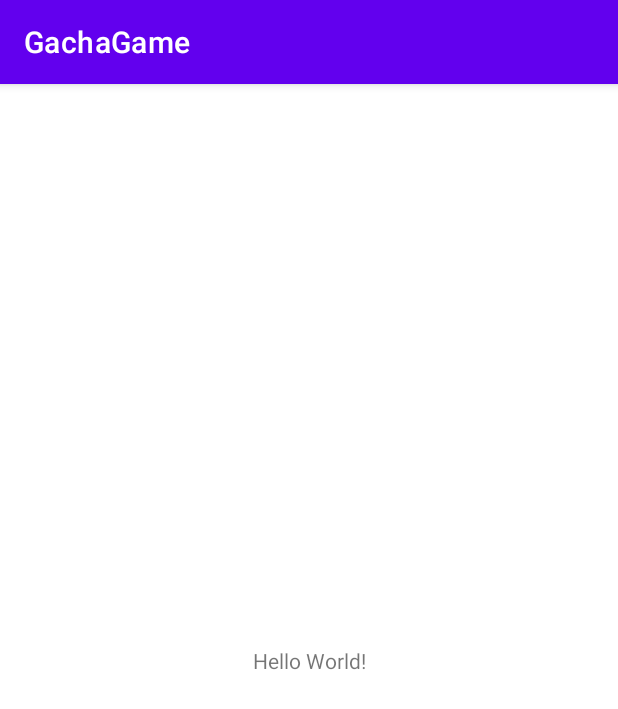
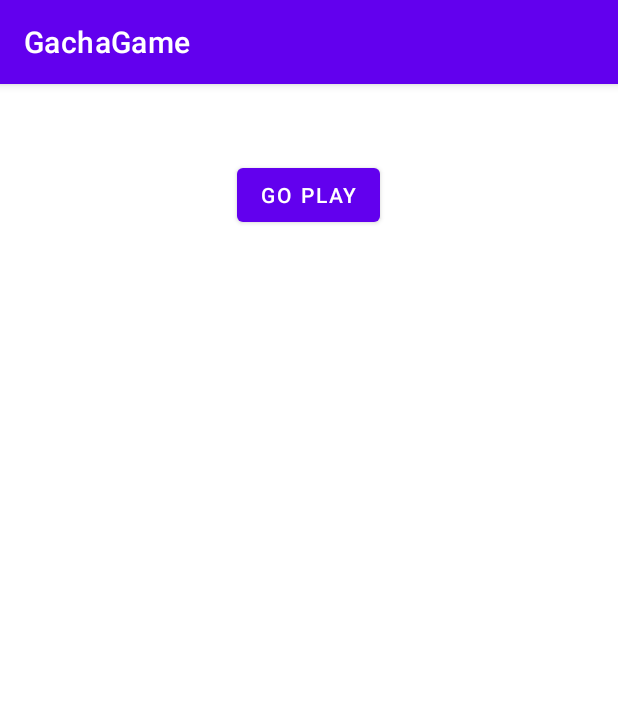
Before and after one commit to Antoine-Bouche/appAndroid, an Android app: the screen it shows after launch (MainActivity), on a phone screen of 412 x 824 dp. Shown: the top 709 px of the screen. Run offline under Robolectric (Android 15) with nearby library versions, the phone set to English and light mode, and no system bars.

Commit message:
redirection à gameactivity

```diff
--- a/app/src/main/java/com/example/gachagame/MainActivity.java
+++ b/app/src/main/java/com/example/gachagame/MainActivity.java
@@ -2,13 +2,28 @@ package com.example.gachagame;
 
 import androidx.appcompat.app.AppCompatActivity;
 
+import android.content.Intent;
 import android.os.Bundle;
+import android.view.View;
+import android.widget.Button;
 
 public class MainActivity extends AppCompatActivity {
+
+    private Button button;
 
     @Override
     protected void onCreate(Bundle savedInstanceState) {
         super.onCreate(savedInstanceState);
         setContentView(R.layout.activity_main);
+
+        button = findViewById(R.id.goPlay);
+
+        button.setOnClickListener(new View.OnClickListener() {
+            @Override
+            public void onClick(View view) {
+                Intent intent = new Intent(MainActivity.this,GameActivity.class);
+                startActivity(intent);
+            }
+        });
     }
 }
--- a/app/src/main/res/layout/activity_main.xml
+++ b/app/src/main/res/layout/activity_main.xml
@@ -6,13 +6,26 @@
     android:layout_height="match_parent"
     tools:context=".MainActivity">
 
-    <TextView
-        android:layout_width="wrap_content"
-        android:layout_height="wrap_content"
-        android:text="Hello World!"
-        app:layout_constraintBottom_toBottomOf="parent"
-        app:layout_constraintEnd_toEndOf="parent"
-        app:layout_constraintStart_toStartOf="parent"
-        app:layout_constraintTop_toTopOf="parent" />
+    <LinearLayout
+        android:layout_width="match_parent"
+        android:layout_height="match_parent"
+        android:orientation="vertical">
+
+        <LinearLayout
+            android:layout_width="match_parent"
+            android:layout_height="216dp"
+            android:layout_gravity="center"
+            android:layout_margin="50dp"
+            android:orientation="vertical">
+
+            <Button
+                android:id="@+id/goPlay"
+                android:layout_width="wrap_content"
+                android:layout_height="wrap_content"
+                android:layout_gravity="center"
+                android:text="Go Play" />
+
+        </LinearLayout>
+    </LinearLayout>
 
 </androidx.constraintlayout.widget.ConstraintLayout>
```
